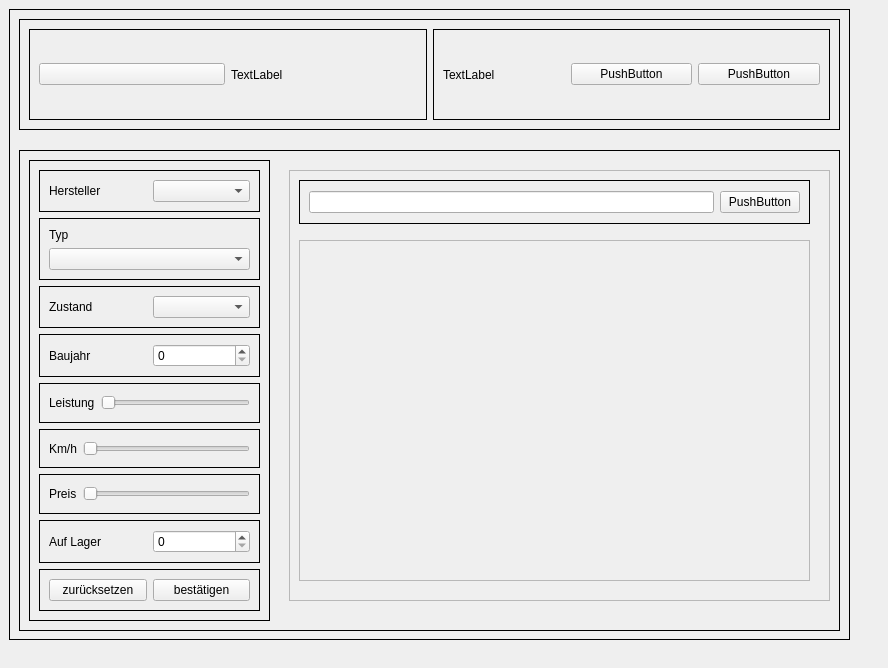
Qt form frontend/Startseite.ui (nhatlam96/gui-xtraktor) before a commit.
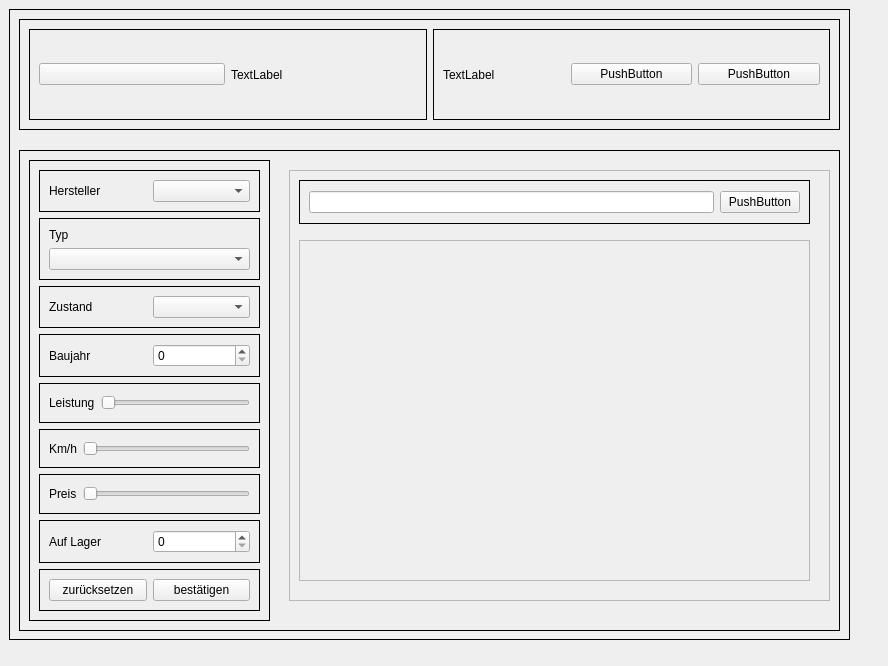
The same form after that commit.

What changed in the file:
```diff
--- a/frontend/Startseite.ui
+++ b/frontend/Startseite.ui
@@ -7,9 +7,21 @@
     <x>0</x>
     <y>0</y>
     <width>888</width>
-    <height>668</height>
+    <height>666</height>
    </rect>
   </property>
+  <property name="minimumSize">
+   <size>
+    <width>888</width>
+    <height>666</height>
+   </size>
+  </property>
+  <property name="maximumSize">
+   <size>
+    <width>888</width>
+    <height>666</height>
+   </size>
+  </property>
   <property name="windowTitle">
    <string>MainWindow</string>
   </property>
```
Left out of the diff: 4 changed lines with no effect on the pictures.
